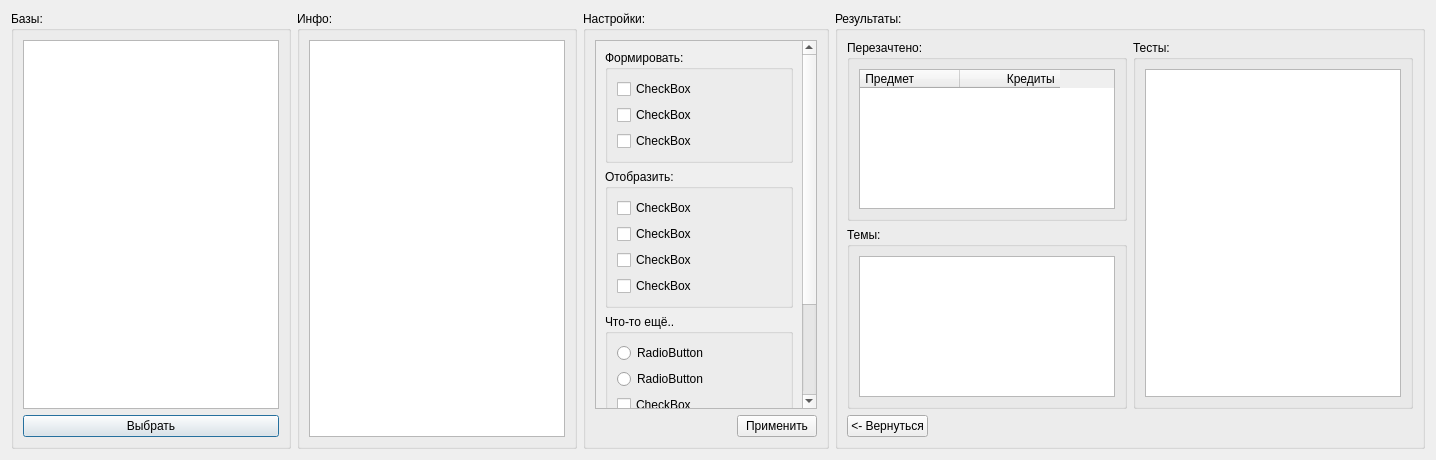
Qt form adminmain.ui (skripach2111/Kursovoy) before a commit.
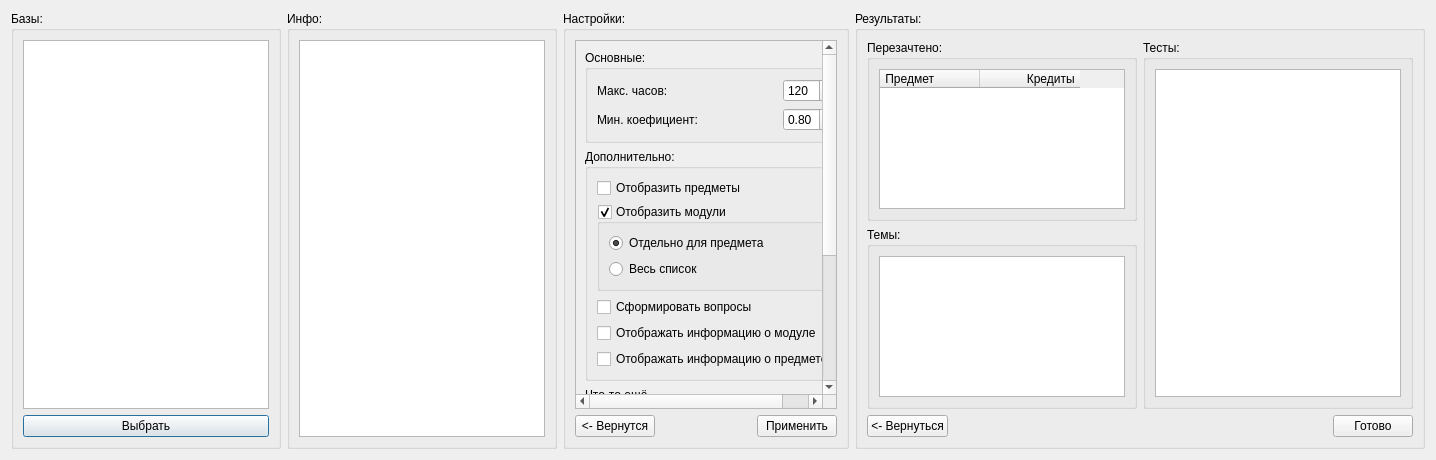
The same form after that commit.

```diff
--- a/adminmain.ui
+++ b/adminmain.ui
@@ -13,8 +13,8 @@
   <property name="windowTitle">
    <string>Dialog</string>
   </property>
-  <layout class="QHBoxLayout" name="horizontalLayout">
-   <item>
+  <layout class="QGridLayout" name="gridLayout_6">
+   <item row="0" column="0">
     <layout class="QHBoxLayout" name="Frame_1">
      <item>
       <widget class="QGroupBox" name="groupBox_Databases">
@@ -49,7 +49,7 @@
      </item>
     </layout>
    </item>
-   <item>
+   <item row="0" column="1">
     <layout class="QHBoxLayout" name="Frame_3">
      <item>
       <widget class="QGroupBox" name="groupBox_Settings">
@@ -67,72 +67,143 @@
             <rect>
              <x>0</x>
              <y>0</y>
-             <width>200</width>
-             <height>491</height>
+             <width>260</width>
+             <height>565</height>
             </rect>
            </property>
            <layout class="QVBoxLayout" name="verticalLayout_2">
             <item>
              <widget class="QGroupBox" name="groupBox">
               <property name="title">
-               <string>Формировать:</string>
+               <string>Основные:</string>
               </property>
-              <layout class="QVBoxLayout" name="verticalLayout_3">
-               <item>
-                <widget class="QCheckBox" name="checkBox">
+              <layout class="QGridLayout" name="gridLayout_7">
+               <item row="0" column="0">
+                <widget class="QLabel" name="label">
                  <property name="text">
-                  <string>CheckBox</string>
+                  <string>Макс. часов:</string>
                  </property>
                 </widget>
                </item>
-               <item>
-                <widget class="QCheckBox" name="checkBox_2">
+               <item row="1" column="0">
+                <widget class="QLabel" name="label_2">
                  <property name="text">
-                  <string>CheckBox</string>
+                  <string>Мин. коефициент:</string>
                  </property>
                 </widget>
                </item>
-               <item>
-                <widget class="QCheckBox" name="checkBox_3">
-                 <property name="text">
-                  <string>CheckBox</string>
+               <item row="0" column="2">
+                <widget class="QSpinBox" name="spinBox_hours">
+                 <property name="maximum">
+                  <number>999</number>
                  </property>
+                 <property name="value">
+                  <number>120</number>
+                 </property>
                 </widget>
                </item>
+               <item row="0" column="1">
+                <spacer name="horizontalSpacer_3">
+                 <property name="orientation">
+                  <enum>Qt::Horizontal</enum>
+                 </property>
+                 <property name="sizeHint" stdset="0">
+                  <size>
+                   <width>40</width>
+                   <height>20</height>
+                  </size>
+                 </property>
+                </spacer>
+               </item>
+               <item row="1" column="2">
+                <widget class="QDoubleSpinBox" name="doubleSpinBox_coeff">
+                 <property name="maximum">
+                  <double>1.000000000000000</double>
+                 </property>
+                 <property name="singleStep">
+                  <double>0.100000000000000</double>
+                 </property>
+                 <property name="value">
+                  <double>0.800000000000000</double>
+                 </property>
+                </widget>
+               </item>
+               <item row="1" column="1">
+                <spacer name="horizontalSpacer_4">
+                 <property name="orientation">
+                  <enum>Qt::Horizontal</enum>
+                 </property>
+                 <property name="sizeHint" stdset="0">
+                  <size>
+                   <width>40</width>
+                   <height>20</height>
+                  </size>
+                 </property>
+                </spacer>
+               </item>
               </layout>
              </widget>
             </item>
             <item>
              <widget class="QGroupBox" name="groupBox_2">
               <property name="title">
-               <string>Отобразить:</string>
+               <string>Дополнительно:</string>
               </property>
               <layout class="QVBoxLayout" name="verticalLayout_4">
                <item>
                 <widget class="QCheckBox" name="checkBox_4">
                  <property name="text">
-                  <string>CheckBox</string>
+                  <string>Отобразить предметы</string>
                  </property>
                 </widget>
                </item>
                <item>
-                <widget class="QCheckBox" name="checkBox_5">
+                <widget class="QGroupBox" name="groupBox_ChekModule">
+                 <property name="title">
+                  <string>Отобразить модули</string>
+                 </property>
+                 <property name="checkable">
+                  <bool>true</bool>
+                 </property>
+                 <layout class="QVBoxLayout" name="verticalLayout_3">
+                  <item>
+                   <widget class="QRadioButton" name="radioButton_3">
+                    <property name="text">
+                     <string>Отдельно для предмета</string>
+                    </property>
+                    <property name="checked">
+                     <bool>true</bool>
+                    </property>
+                   </widget>
+                  </item>
+                  <item>
+                   <widget class="QRadioButton" name="radioButton_4">
+                    <property name="text">
+                     <string>Весь список</string>
+                    </property>
+                   </widget>
+                  </item>
+                 </layout>
+                </widget>
+               </item>
+               <item>
+                <widget class="QCheckBox" name="checkBox">
                  <property name="text">
-                  <string>CheckBox</string>
+                  <string>Сформировать вопросы</string>
                  </property>
                 </widget>
                </item>
                <item>
-                <widget class="QCheckBox" name="checkBox_6">
+                <widget class="QCheckBox" name="checkBox_2">
                  <property name="text">
-                  <string>CheckBox</string>
+                  <string>Отображать информацию о модуле</string>
                  </property>
                 </widget>
                </item>
                <item>
-                <widget class="QCheckBox" name="checkBox_7">
+                <widget class="QCheckBox" name="checkBox_3">
                  <property name="text">
-                  <string>CheckBox</string>
+                  <string>Отображать информацию о предмете</string>
                  </property>
                 </widget>
                </item>
@@ -216,6 +287,13 @@
         </item>
         <item>
          <layout class="QHBoxLayout" name="horizontalLayout_2">
+          <item>
+           <widget class="QPushButton" name="pushButton_2">
+            <property name="text">
+             <string>&lt;- Вернутся</string>
+            </property>
+           </widget>
+          </item>
           <item>
            <spacer name="horizontalSpacer_2">
             <property name="orientation">
@@ -243,7 +321,7 @@
      </item>
     </layout>
    </item>
-   <item>
+   <item row="0" column="2">
     <layout class="QHBoxLayout" name="Frame_2">
      <item>
       <widget class="QGroupBox" name="groupBox_Result">
@@ -328,6 +406,13 @@
             </property>
            </spacer>
           </item>
+          <item>
+           <widget class="QPushButton" name="pushButton_Gotovo">
+            <property name="text">
+             <string>Готово</string>
+            </property>
+           </widget>
+          </item>
          </layout>
         </item>
         <item row="1" column="0">
```
Left out of the diff: 3 changed lines with no effect on the pictures.
